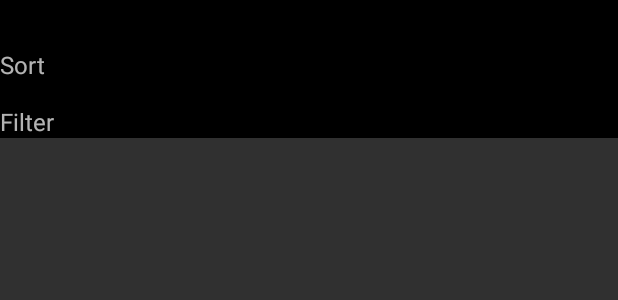
After one commit to PratyushSingh07/StarWars, an Android app built with Jetpack Compose: the layout dialog_filter.xml on its own in the app's theme, with its tools: preview values and no code run, on a phone screen of 412 x 824 dp. The commit adds this screen. Shown: the top 300 px of the screen. Run offline under Robolectric (Android 15) with nearby library versions, the phone set to English and light mode, and no system bars.

Commit message:
feat: filter button with bottom sheet

```diff
--- a/app/src/main/java/com/assignment/starwars/ui/MainActivity.kt
+++ b/app/src/main/java/com/assignment/starwars/ui/MainActivity.kt
@@ -17,6 +17,7 @@ class MainActivity : AppCompatActivity() {
         super.onCreate(savedInstanceState)
         binding = ActivityMainBinding.inflate(layoutInflater)
         setContentView(binding.root)
+        supportActionBar?.hide()
         setCurrentFragment(PeopleFragment())
     }
 
--- /dev/null
+++ b/app/src/main/res/drawable/baseline_filter_list_24.xml
@@ -0,0 +1,5 @@
+<vector android:height="24dp" android:tint="#000000"
+    android:viewportHeight="24" android:viewportWidth="24"
+    android:width="24dp" xmlns:android="http://schemas.android.com/apk/res/android">
+    <path android:fillColor="@android:color/white" android:pathData="M10,18h4v-2h-4v2zM3,6v2h18L21,6L3,6zM6,13h12v-2L6,11v2z"/>
+</vector>
--- /dev/null
+++ b/app/src/main/res/layout/dialog_filter.xml
@@ -0,0 +1,54 @@
+<?xml version="1.0" encoding="utf-8"?>
+<FrameLayout
+    xmlns:android="http://schemas.android.com/apk/res/android"
+    xmlns:app="http://schemas.android.com/apk/res-auto"
+    android:layout_width="match_parent"
+    android:background="@color/black"
+    android:layout_height="wrap_content">
+
+    <androidx.constraintlayout.widget.ConstraintLayout
+        android:layout_width="match_parent"
+        android:layout_height="wrap_content">
+
+        <LinearLayout
+            android:layout_width="match_parent"
+            android:layout_height="match_parent"
+            android:orientation="vertical"
+            app:layout_constraintStart_toStartOf="parent"
+            app:layout_constraintTop_toTopOf="parent">
+
+            <ImageView
+                android:id="@+id/imageView"
+                android:layout_width="wrap_content"
+                android:layout_height="wrap_content"
+                android:layout_marginTop="16dp"
+                app:layout_constraintEnd_toEndOf="parent"
+                app:layout_constraintStart_toStartOf="parent"
+                app:layout_constraintTop_toTopOf="parent" />
+
+            <TextView
+                android:id="@+id/sort"
+                android:layout_width="wrap_content"
+                android:layout_height="wrap_content"
+                android:layout_marginTop="16dp"
+                android:text="@string/sort"
+                android:textSize="16sp"
+                app:layout_constraintEnd_toEndOf="parent"
+                app:layout_constraintStart_toStartOf="parent"
+                app:layout_constraintTop_toBottomOf="@+id/imageView" />
+
+            <TextView
+                android:id="@+id/filter"
+                android:layout_width="wrap_content"
+                android:layout_height="wrap_content"
+                android:layout_marginTop="16dp"
+                android:text="@string/filter"
+                android:textSize="16sp"
+                app:layout_constraintEnd_toEndOf="parent"
+                app:layout_constraintStart_toStartOf="parent"
+                app:layout_constraintTop_toBottomOf="@+id/imageView" />
+        </LinearLayout>
+
+    </androidx.constraintlayout.widget.ConstraintLayout>
+
+</FrameLayout>
--- a/app/src/main/res/values/strings.xml
+++ b/app/src/main/res/values/strings.xml
@@ -2,4 +2,6 @@
     <string name="app_name">StarWars</string>
     <!-- TODO: Remove or change this placeholder text -->
     <string name="hello_blank_fragment">Hello blank fragment</string>
+    <string name="sort">Sort</string>
+    <string name="filter">Filter</string>
 </resources>
```
Also changed, not shown: app/src/main/java/com/assignment/starwars/ui/filter/BottomSheetFragment.kt (added, +23 -0 lines), app/src/main/java/com/assignment/starwars/ui/people/PeopleFragment.kt (+27 -5 lines), app/src/main/res/layout/fragment_people.xml (+12 -3 lines), app/src/main/res/menu/filters.xml (added, +11 -0 lines).
